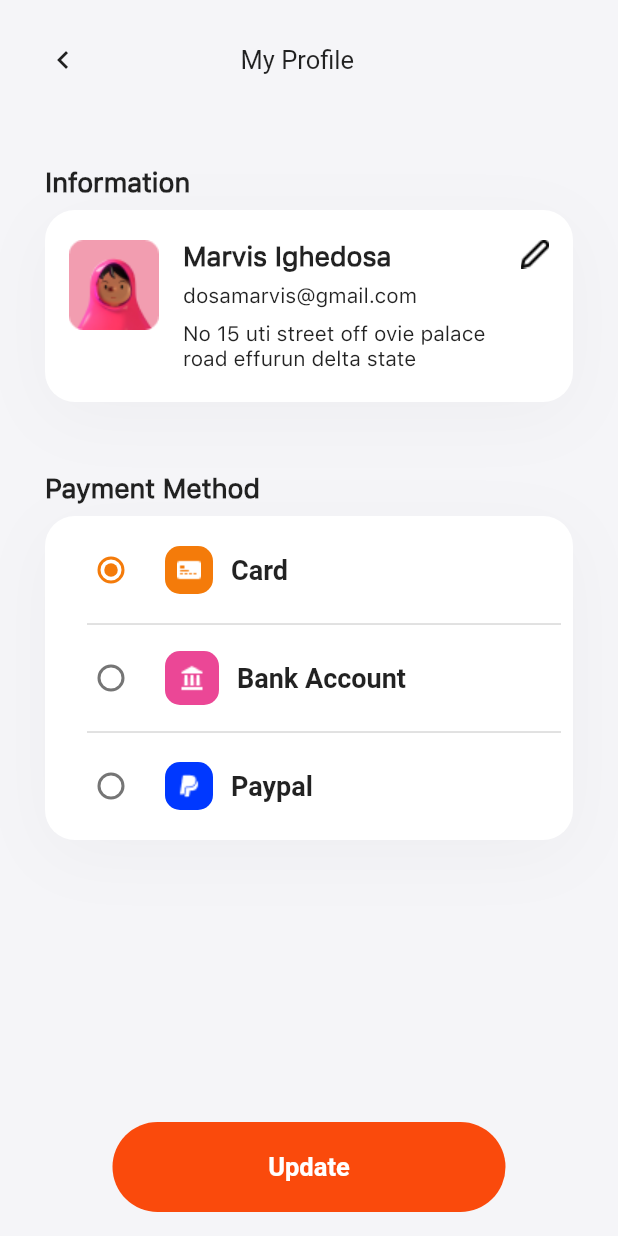
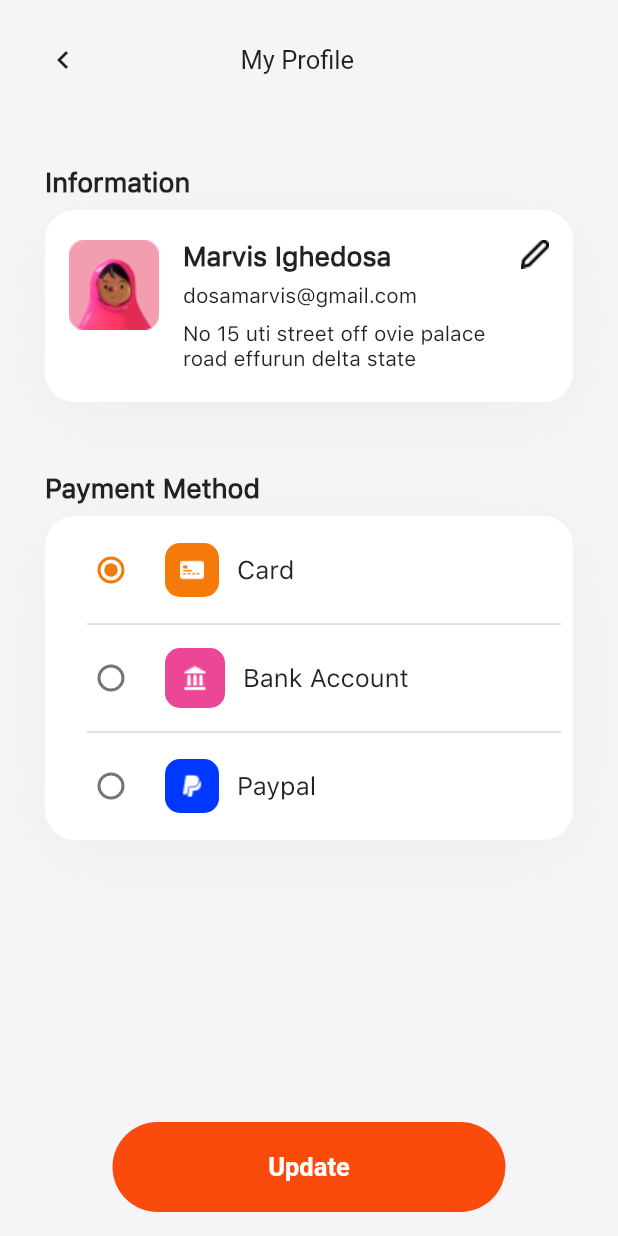
Before and after one commit to AndyOsei/foodie_app, a Flutter app: the ProfileScreen screen opened by its route, on a phone screen of 412 x 824 dp. Run offline on Flutter 3.47's test engine with Material 2 defaults, Android fonts, the phone set to English and light mode, and no system bars; our stand-ins replace auto_route, smooth_page_indicator; accounts and stored records are empty; generated files the repository leaves out were written again; Roboto replaces fonts that are missing (SF Pro Rounded).

Commit message:
impl profile update

```diff
--- a/lib/screens/profile_screen.dart
+++ b/lib/screens/profile_screen.dart
@@ -19,6 +19,11 @@ class _ProfileScreenState extends State<ProfileScreen> {
   Profile _profile;
   List<PaymentMethod> _paymentMethods;
   PaymentMethod _selectedPaymentMethod;
+  bool _update = false;
+  final _formKey = GlobalKey<FormState>();
+  TextEditingController _profileNameController = TextEditingController();
+  TextEditingController _profileEmailController = TextEditingController();
+  TextEditingController _profileAddressController = TextEditingController();
 
   @override
   void initState() {
@@ -36,6 +41,36 @@ class _ProfileScreenState extends State<ProfileScreen> {
 
   void _goBack() {
     ExtendedNavigator.root.pop();
+  }
+
+  void _toggleUpdate() {
+    setState(() {
+      _update = !_update;
+      _profileNameController.text = _profile.name;
+      _profileEmailController.text = _profile.email;
+      _profileAddressController.text = _profile.address;
+    });
+  }
+
+  void _updateInfo(BuildContext context) {
+    if (_update && _formKey.currentState.validate()) {
+      setState(() {
+        _profile = Profile(
+          name: _profileNameController.text,
+          email: _profileEmailController.text,
+          address: _profileAddressController.text,
+          paymentMethod: _selectedPaymentMethod,
+        );
+        _update = false;
+      });
+    }
+  }
+
+  String _validate(String value) {
+    if (value.isEmpty) {
+      return 'required';
+    }
+    return null;
   }
 
   @override
@@ -69,7 +104,9 @@ class _ProfileScreenState extends State<ProfileScreen> {
               Align(
                 alignment: Alignment.bottomCenter,
                 child: RoundedButton(
-                  onPressed: () {},
+                  onPressed: () {
+                    _updateInfo(context);
+                  },
                   width: screenWidth - Sizes.SIZE_150,
                   height: Sizes.SIZE_60,
                   label: StringConst.UPDATE,
@@ -101,6 +138,86 @@ class _ProfileScreenState extends State<ProfileScreen> {
     );
   }
 
+  Widget _buildProfileName(TextTheme textTheme) {
+    if (_update) {
+      return Container(
+        height: Sizes.SIZE_30,
+        padding: const EdgeInsets.only(
+          right: Sizes.SIZE_30,
+          bottom: Sizes.SIZE_10,
+        ),
+        child: TextFormField(
+          controller: _profileNameController,
+          validator: _validate,
+          decoration: InputDecoration(
+            isDense: true,
+          ),
+        ),
+      );
+    } else {
+      return Text(
+        '${_profile.name}',
+        style: textTheme.subtitle1.copyWith(
+          fontFamily: StringConst.SF_PRO_TEXT,
+        ),
+      );
+    }
+  }
+
+  Widget _buildProfileEmail(TextTheme textTheme) {
+    if (_update) {
+      return Container(
+        height: Sizes.SIZE_30,
+        padding: const EdgeInsets.only(
+          right: Sizes.SIZE_30,
+          bottom: Sizes.SIZE_10,
+        ),
+        child: TextFormField(
+          controller: _profileEmailController,
+          validator: _validate,
+          decoration: InputDecoration(
+            isDense: true,
+          ),
+        ),
+      );
+    } else {
+      return Text(
+        '${_profile.email}',
+        style: textTheme.bodyText2.copyWith(
+          fontFamily: StringConst.SF_PRO_TEXT,
+          fontSize: Sizes.TEXT_SIZE_14,
+        ),
+      );
+    }
+  }
+
+  Widget _buildProfileAddress(TextTheme textTheme) {
+    if (_update) {
+      return Container(
+        padding: const EdgeInsets.only(
+          right: Sizes.SIZE_30,
+          bottom: Sizes.SIZE_10,
+        ),
+        child: TextFormField(
+          controller: _profileAddressController,
+          maxLines: null,
+          validator: _validate,
+          decoration: InputDecoration(
+            isDense: true,
+          ),
+        ),
+      );
+    } else {
+      return Text(
+        '${_profile.address}',
+        style: textTheme.bodyText2.copyWith(
+          fontFamily: StringConst.SF_PRO_TEXT,
+          fontSize: Sizes.TEXT_SIZE_14,
+        ),
+      );
+    }
+  }
+
   List<Widget> _buildProfileInfo(TextTheme textTheme) => [
         Text(
           StringConst.INFORMATION,
@@ -123,36 +240,25 @@ class _ProfileScreenState extends State<ProfileScreen> {
                 ),
                 SizedBox(width: Sizes.SIZE_16),
                 Expanded(
-                  child: Column(
-                    crossAxisAlignment: CrossAxisAlignment.start,
-                    children: [
-                      Text(
-                        '${_profile.name}',
-                        style: textTheme.subtitle1.copyWith(
-                          fontFamily: StringConst.SF_PRO_TEXT,
-                        ),
-                      ),
-                      SizedBox(height: Sizes.SIZE_8),
-                      Text(
-                        '${_profile.email}',
-                        style: textTheme.bodyText2.copyWith(
-                          fontFamily: StringConst.SF_PRO_TEXT,
-                          fontSize: Sizes.TEXT_SIZE_14,
-                        ),
-                      ),
-                      SizedBox(height: Sizes.SIZE_8),
-                      Text(
-                        '${_profile.address}',
-                        style: textTheme.bodyText2.copyWith(
-                          fontFamily: StringConst.SF_PRO_TEXT,
-                          fontSize: Sizes.TEXT_SIZE_14,
-                        ),
-                      )
-                    ],
+                  child: Form(
+                    key: _formKey,
+                    child: Column(
+                      crossAxisAlignment: CrossAxisAlignment.start,
+                      children: [
+                        _buildProfileName(textTheme),
+                        SizedBox(height: Sizes.SIZE_8),
+                        _buildProfileEmail(textTheme),
+                        SizedBox(height: Sizes.SIZE_8),
+                        _buildProfileAddress(textTheme),
+                      ],
+                    ),
                   ),
                 ),
                 SizedBox(height: Sizes.SIZE_8),
-                CustomIcon(name: 'edit'),
+                GestureDetector(
+                  onTap: _toggleUpdate,
+                  child: CustomIcon(name: 'edit'),
+                ),
               ],
             ),
           ),
@@ -172,24 +278,31 @@ class _ProfileScreenState extends State<ProfileScreen> {
             padding: const EdgeInsets.all(Sizes.SIZE_8),
             child: Column(
               children: List.generate(_paymentMethods.length, (int i) {
-                return _buildRadioListTile(i);
+                return _buildRadioListTile(i, textTheme);
               }),
             ),
           ),
         )
       ];
 
-  Column _buildRadioListTile(int i) {
+  void _onRadioListChanged(PaymentMethod value) {
+    setState(() {
+      _selectedPaymentMethod = value;
+    });
+  }
+
+  Column _buildRadioListTile(int i, TextTheme textTheme) {
     return Column(
       children: [
         RadioListTile<PaymentMethod>(
-          onChanged: (value) {},
+          onChanged: _onRadioListChanged,
           groupValue: _selectedPaymentMethod,
+          activeColor: _paymentMethods[i].color,
           value: _paymentMethods[i],
           title: Row(
             children: [
               Container(
-                padding: const EdgeInsets.all(Sizes.SIZE_8),
+                padding: const EdgeInsets.all(Sizes.SIZE_10),
                 decoration: BoxDecoration(
                   color: _paymentMethods[i].color,
                   borderRadius: BorderRadius.circular(
@@ -202,14 +315,19 @@ class _ProfileScreenState extends State<ProfileScreen> {
                 ),
               ),
               SizedBox(width: Sizes.SIZE_12),
-              Text('${_paymentMethods[i].name}'),
+              Text(
+                '${_paymentMethods[i].name}',
+                style: textTheme.bodyText2.copyWith(
+                  fontFamily: StringConst.SF_PRO_TEXT,
+                ),
+              ),
             ],
           ),
         ),
         if (i != _paymentMethods.length - 1)
           Divider(
             color: AppColors.gray200,
-            indent: 20,
+            indent: Sizes.SIZE_20,
           ),
       ],
     );
```
